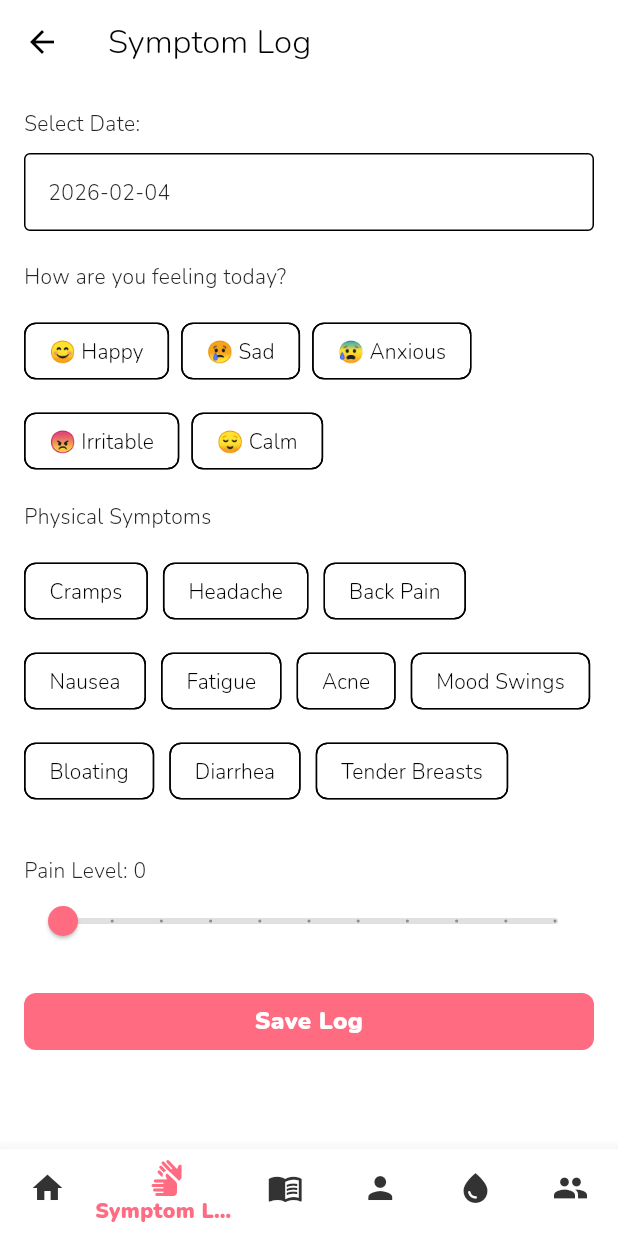
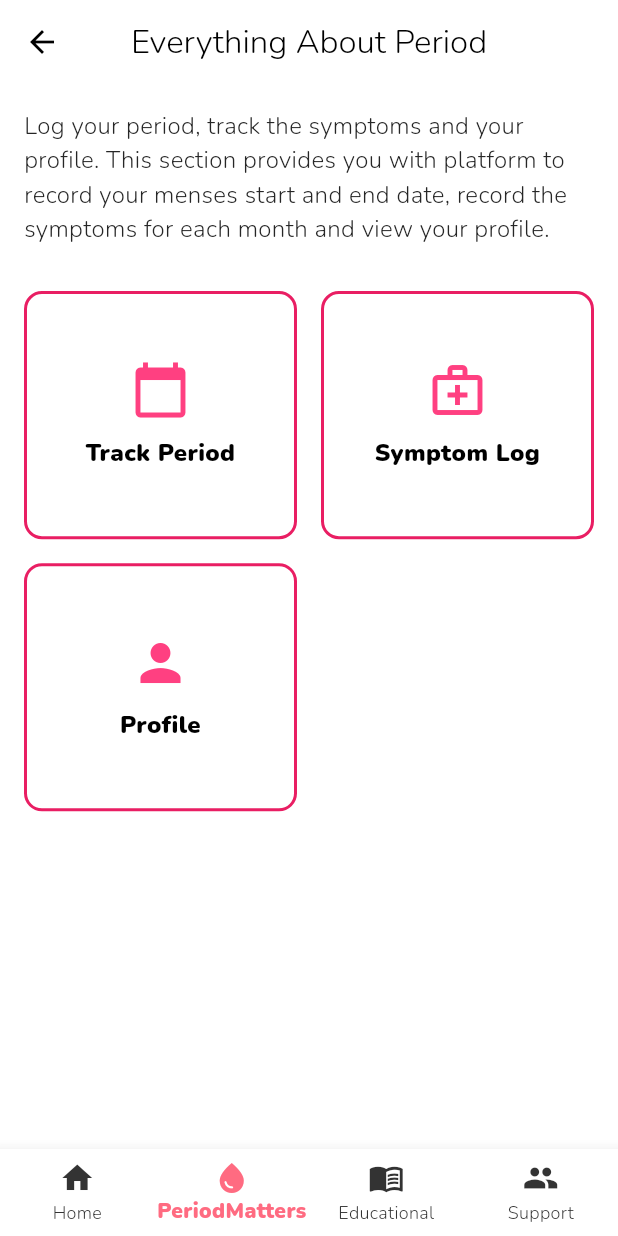
Before and after one commit to Lady-Cee/FlowSavvy, a Flutter app: the BottomNavigationScreen screen opened by its route, item 2 of the bottom bar chosen, on a phone screen of 412 x 824 dp. Run offline on Flutter 3.47's test engine with Material 3 defaults, Android fonts, the phone set to English and light mode, and no system bars; our stand-ins replace cloud_firestore, firebase_auth, firebase_core, flutter_gemini, flutter_localization, google_fonts and 2 more; accounts and stored records are empty.

Commit message:
Feat: reduced the bottom tabs to 4 and introduced PeriodMatters

```diff
--- a/lib/features/structure/bottom_navigation/bottom_navigation_screen.dart
+++ b/lib/features/structure/bottom_navigation/bottom_navigation_screen.dart
@@ -1,10 +1,12 @@
 import 'package:flow_savvy/features/structure/educational/screen/educational_resource_screen.dart';
 import 'package:flow_savvy/features/structure/home/screen/home_screen.dart';
-import 'package:flow_savvy/features/structure/period/screen/period_log_screen.dart';
+// import 'package:flow_savvy/features/structure/period/screen/period_log_screen.dart';
 import 'package:flow_savvy/features/structure/support/screen/community_support_screen.dart';
-import 'package:flow_savvy/features/structure/symptom/screen/symptom_log_screen.dart';
-import 'package:flow_savvy/features/structure/user/screen/user_profile_screen.dart';
+//import 'package:flow_savvy/features/structure/symptom/screen/symptom_log_screen.dart';
+//import 'package:flow_savvy/features/structure/user/screen/user_profile_screen.dart';
 import 'package:flutter/material.dart';
+
+import '../period_matters/period_matters_screen.dart';
 
 class BottomNavigationScreen extends StatefulWidget {
   @override
@@ -16,11 +18,12 @@ class _BottomNavigationScreenState extends State<BottomNavigationScreen> {
 
   final List<Widget> _screens = [
     HomeScreen(),
-    SymptomLogScreen(),
+    PeriodMattersScreen(),
+    //SymptomLogScreen(),
     EducationalResourceScreen(),
-    UserProfileScreen(),
-    PeriodLogScreen(),
-    CommunitySupportScreen()
+    //UserProfileScreen(),
+    //PeriodLogScreen(),
+    CommunitySupportScreen(),
   ];
 
   @override
@@ -36,7 +39,7 @@ class _BottomNavigationScreenState extends State<BottomNavigationScreen> {
             _currentIndex = newIndex;
           });
         },
-        type: BottomNavigationBarType.shifting, // Needed for 5 items
+        type: BottomNavigationBarType.fixed, // Needed for 5 items
         backgroundColor: color.surface, // background color
         selectedItemColor: color.primary, // selected icon & text color
         unselectedItemColor: color.inversePrimary, // unselected icon & text color
@@ -47,24 +50,25 @@ class _BottomNavigationScreenState extends State<BottomNavigationScreen> {
             label: 'Home',
           ),
           BottomNavigationBarItem(
-            icon: Icon(Icons.sign_language),
-            label: 'Symptom Log',
+            icon: Icon(Icons.water_drop),
+            label: 'PeriodMatters',
           ),
+          // BottomNavigationBarItem(
+          //   icon: Icon(Icons.sign_language),
+          //   label: 'Symptom Log',
+          // ),
           BottomNavigationBarItem(
             icon: Icon(Icons.menu_book_outlined),
             label: 'Educational',
           ),
-          BottomNavigationBarItem(
-            icon: Icon(Icons.person),
-            label: 'Profile',
-          ),
-          BottomNavigationBarItem(
-            icon: Icon(Icons.water_drop),
-            label: 'PeriodLog',
-          ),
+          // BottomNavigationBarItem(
+          //   icon: Icon(Icons.person),
+          //   label: 'Profile',
+          // ),
+
           BottomNavigationBarItem(
             icon: Icon(Icons.people),
-            label: 'Community Support',
+            label: 'Support',
           ),
         ],
       ),
--- a/lib/features/structure/period/screen/period_log_screen.dart
+++ b/lib/features/structure/period_matters/period/screen/period_log_screen.dart
@@ -2,10 +2,15 @@ import 'package:flutter/material.dart';
 import 'package:intl/intl.dart';
 import 'package:provider/provider.dart';
 
-import '../../../models/period_log.dart';
-import '../../../providers/period_log_provider.dart';
-import '../../../utils/app_text_styles.dart';
-import '../../../widgets/long_custom_button.dart';
+import '../../../../models/period_log.dart';
+import '../../../../providers/period_log_provider.dart';
+import '../../../../utils/app_text_styles.dart';
+import '../../../../widgets/long_custom_button.dart';
+
+// import '../../../models/period_log.dart';
+// import '../../../providers/period_log_provider.dart';
+// import '../../../utils/app_text_styles.dart';
+// import '../../../widgets/long_custom_button.dart';
 
 class PeriodLogScreen extends StatefulWidget {
   @override
@@ -124,7 +129,7 @@ class _PeriodLogScreenState extends State<PeriodLogScreen> {
     return Scaffold(
       appBar: AppBar(
         title: Center(
-          child: Text("Log Your Period",
+          child: Text("Track Your Period",
               style: AppTextStyles.largeTextSemiBold(context)),
         ),
       ),
--- /dev/null
+++ b/lib/features/structure/period_matters/period_matters_screen.dart
@@ -0,0 +1,115 @@
+import 'package:flow_savvy/features/structure/period_matters/period/screen/period_log_screen.dart';
+import 'package:flow_savvy/features/structure/period_matters/symptom/screen/symptom_log_screen.dart';
+import 'package:flow_savvy/features/structure/period_matters/user/screen/user_profile_screen.dart';
+import 'package:flutter/material.dart';
+
+class PeriodMattersScreen extends StatefulWidget {
+  const PeriodMattersScreen({super.key});
+
+  @override
+  State<PeriodMattersScreen> createState() => _PeriodMattersScreenState();
+}
+
+class _PeriodMattersScreenState extends State<PeriodMattersScreen> {
+  int selectedIndex = -1;
+
+  final List<Map<String, dynamic>> resources = [
+    {
+      'title': 'Track Period',
+      'icon': Icons.calendar_today,
+      'screen': PeriodLogScreen(),
+    },
+    {'title': 'Symptom Log',
+      'icon': Icons.medical_services_outlined,
+      'screen': SymptomLogScreen(),
+    },
+    {'title': 'Profile',
+      'icon': Icons.person,
+      'screen': UserProfileScreen(),
+    },
+
+  ];
+  @override
+  Widget build(BuildContext context) {
+    return Scaffold(
+      appBar: AppBar(
+        title: Text('Everything About Period'),
+        centerTitle: true,
+      ),
+      body: Padding(
+        padding: const EdgeInsets.all(16.0),
+        child: Column(
+          children: [
+            const Text(
+              'Log your period, track the symptoms and your profile. '
+                  'This section provides you with platform to record your menses start and end date, record the symptoms for each month and view your profile.',
+              style: TextStyle(fontSize: 16, fontWeight: FontWeight.w500),
+            ),
+            const SizedBox(height: 30),
+            Expanded(
+              child: GridView.builder(
+                gridDelegate: const SliverGridDelegateWithFixedCrossAxisCount(
+                  crossAxisCount: 2,
+                  mainAxisSpacing: 16,
+                  crossAxisSpacing: 16,
+                  childAspectRatio: 1.1,
+                ),
+                itemCount: resources.length,
+                itemBuilder: (context, index) {
+                  final resource = resources[index];
+                  final isPeriodBot = resource['title'] == 'Ask PeriodBot';
+
+                  return InkWell(
+                    onTap: () {
+                      Navigator.push(
+                        context,
+                        MaterialPageRoute(builder: (_) => resource['screen']),
+                      );
+                    },
+                    child: Container(
+                      decoration: BoxDecoration(
+                        color: isPeriodBot ? Colors.purple.shade50 : Colors.white,
+                        borderRadius: BorderRadius.circular(12),
+                        border: Border.all(
+                          color: Colors.pink,
+                          width: 2,
+                        ),
+                        // boxShadow: isPeriodBot
+                        //     ? [BoxShadow(color: Colors.purple.shade100, blurRadius: 6, offset: Offset(0, 2))]
+                        //     : [],
+                      ),
+                      child: Column(
+                        mainAxisAlignment: MainAxisAlignment.center,
+                        children: [
+                          Icon(
+                            resource['icon'],
+                            size: 40,
+                            color: Colors.pinkAccent,
+                          ),
+                          const SizedBox(height: 10),
+                          Text(
+                            resource['title'],
+                            textAlign: TextAlign.center,
+                            style: TextStyle(
+                              fontSize: isPeriodBot ? 17 : 16,
+                              fontWeight: FontWeight.bold,
+                              color: Colors.black,
+                            ),
+                          ),
+                        ],
+                      ),
+                    ),
+                  );
+                },
+
+              ),
+            ),
+
+          ],
+
+        ),
+
+      ),
+    );
+  }
+}
--- a/lib/main.dart
+++ b/lib/main.dart
@@ -12,10 +12,12 @@ import 'package:flow_savvy/features/structure/home/screen/home_screen.dart';
 import 'package:flow_savvy/features/structure/home/screen/test_screen.dart';
 import 'package:flow_savvy/features/structure/menopause/menopause_screen.dart';
 import 'package:flow_savvy/features/structure/onboarding/onboarding_screens.dart';
-import 'package:flow_savvy/features/structure/period/screen/period_log_screen.dart';
+import 'package:flow_savvy/features/structure/period_matters/period/screen/period_log_screen.dart';
+import 'package:flow_savvy/features/structure/period_matters/period_matters_screen.dart';
+//import 'package:flow_savvy/features/structure/period/screen/period_log_screen.dart';
 import 'package:flow_savvy/features/structure/support/screen/community_support_screen.dart';
-import 'package:flow_savvy/features/structure/symptom/screen/symptom_log_screen.dart';
-import 'package:flow_savvy/features/structure/user/screen/user_profile_screen.dart';
+// import 'package:flow_savvy/features/structure/symptom/screen/symptom_log_screen.dart';
+//import 'package:flow_savvy/features/structure/user/screen/user_profile_screen.dart';
 import 'package:flow_savvy/features/theme/app_theme.dart';
 
 import 'package:flutter/material.dart';import 'package:flutter_dotenv/flutter_dotenv.dart';
@@ -38,6 +40,8 @@ import 'features/services/firebase_auth_services.dart';
 import 'features/services/splash_service.dart';
 import 'features/structure/bottom_navigation/bottom_navigation_screen.dart';
 import 'features/structure/home/screen/profile_complete_screen.dart';
+import 'features/structure/period_matters/symptom/screen/symptom_log_screen.dart';
+import 'features/structure/period_matters/user/screen/user_profile_screen.dart';
 import 'features/structure/product/screen/product_screen.dart';
 import 'features/structure/splash/splash_screen.dart';
 import 'features/structure/support/screen/community_admin_screen.dart';
@@ -127,6 +131,7 @@ class MyApp extends StatelessWidget {
           '/test': (_) => TestScreen(),
           '/home': (_) => BottomNavigationScreen(),
           '/onboarding': (_) => OnboardingScreen(),
+          '/periodMatters': (_) => PeriodMattersScreen(),
           '/periodLog': (_) => PeriodLogScreen(),
           '/symptomLog': (_) => SymptomLogScreen(),
           '/educational': (_) => EducationalResourceScreen(),
```
Also changed, not shown: lib/features/structure/period_matters/symptom/screen/symptom_log_screen.dart (renamed from lib/features/structure/symptom/screen/symptom_log_screen.dart, +7 -3 lines), lib/features/structure/period_matters/user/screen/user_profile_screen.dart (renamed from lib/features/structure/user/screen/user_profile_screen.dart, +11 -5 lines), pubspec.yaml (+6 -6 lines), lib/features/structure/period_matters/period/wiget/period_log_card.dart (added), lib/features/structure/period_matters/symptom/widget/symptom_tile.dart (added), pubspec.lock, 5 other files.
